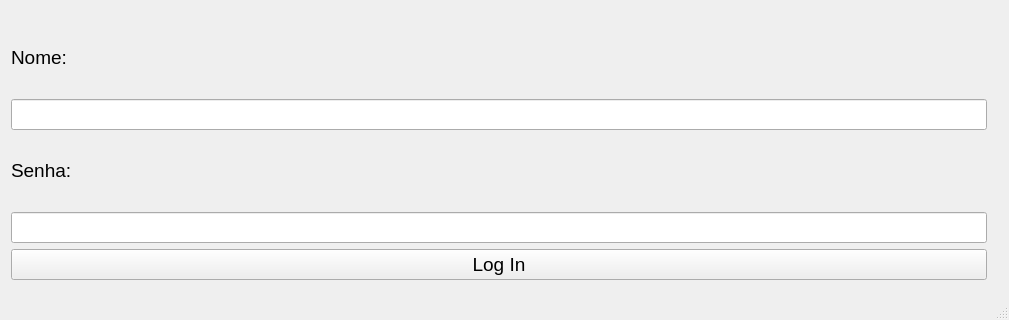
Old version of the form projeto_EE_2022_1/mainwindow.ui in the repository MariaZBP/projeto_Qt; both pictures show x 0 to 1009 and y 251 to 571 of the 1009 by 571 pixel window.
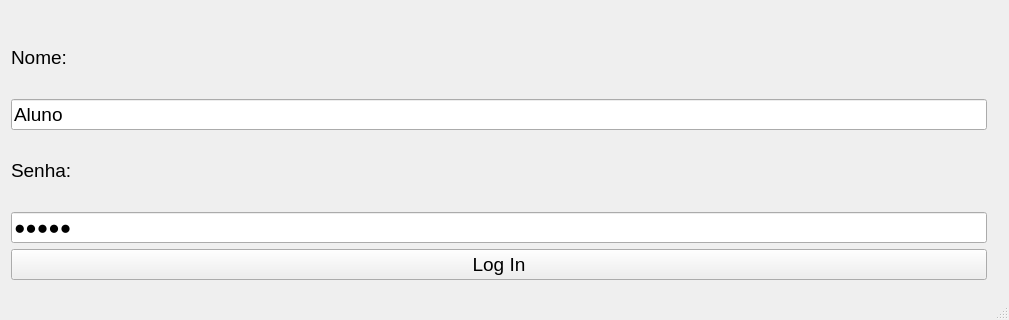
New version of the form. Icons and pictures are not drawn.

Patch:
```diff
--- a/projeto_EE_2022_1/mainwindow.ui
+++ b/projeto_EE_2022_1/mainwindow.ui
@@ -58,6 +58,9 @@
           <pointsize>14</pointsize>
          </font>
         </property>
+        <property name="text">
+         <string>Aluno</string>
+        </property>
        </widget>
       </item>
       <item>
@@ -74,6 +77,9 @@
           <pointsize>14</pointsize>
          </font>
         </property>
+        <property name="text">
+         <string>aluno</string>
+        </property>
         <property name="echoMode">
          <enum>QLineEdit::Password</enum>
         </property>
```
